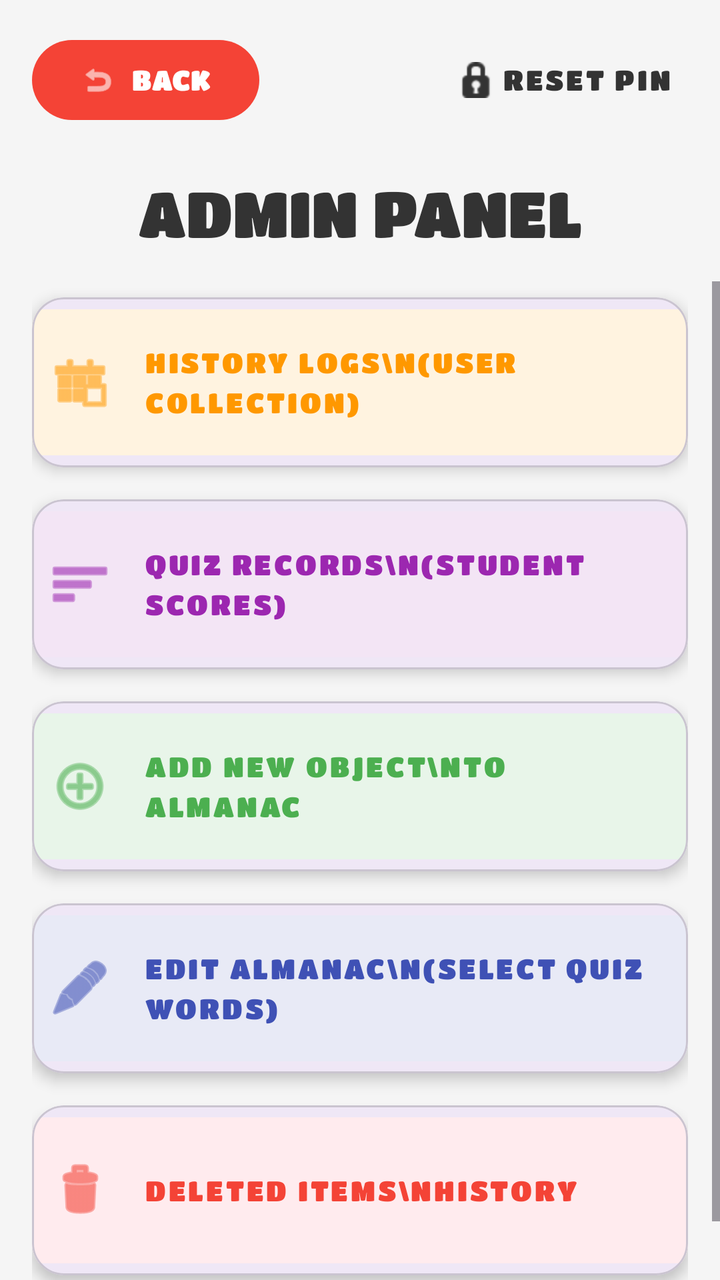
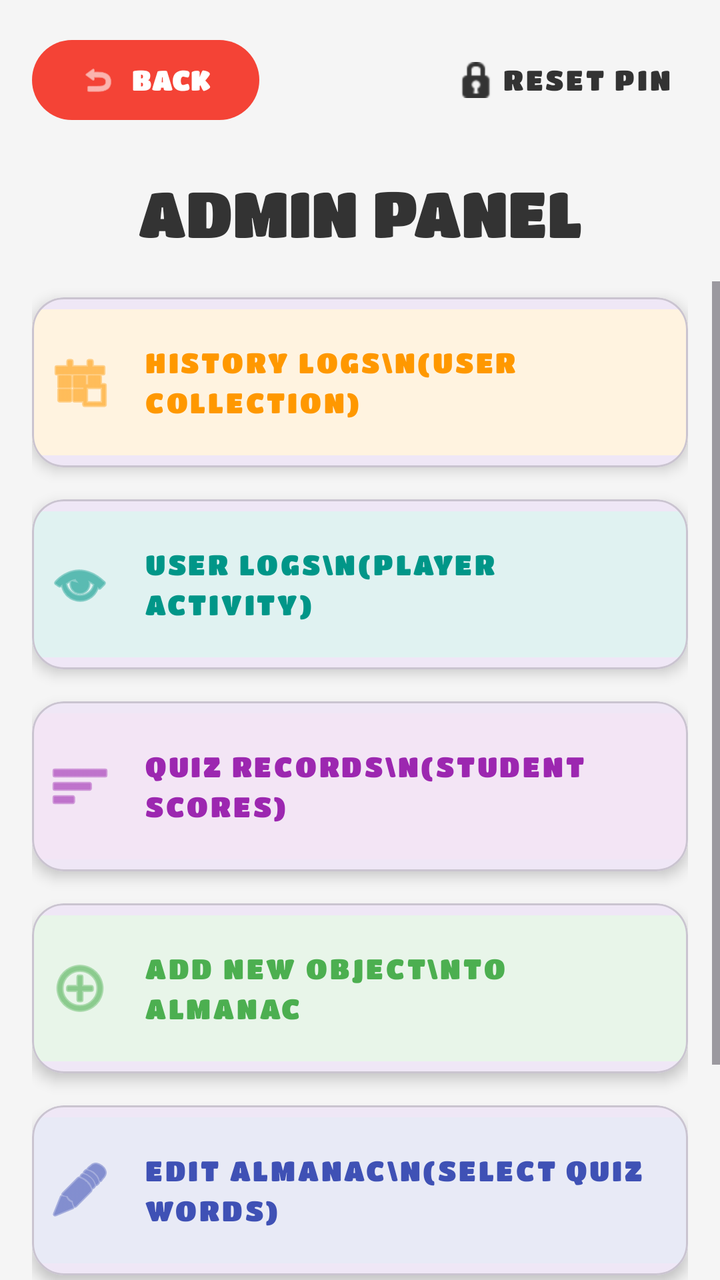

The first picture is an Android layout as it rendered before a commit; the second is the same layout after the commit. The layout source and the unified diff follow.
<!-- AndroidManifest.xml: application theme Theme.LetterLand -->
<!-- res/layout/activity_admin.xml -->
<?xml version="1.0" encoding="utf-8"?>
<androidx.constraintlayout.widget.ConstraintLayout xmlns:android="http://schemas.android.com/apk/res/android"
    xmlns:app="http://schemas.android.com/apk/res-auto"
    android:layout_width="match_parent"
    android:layout_height="match_parent"
    android:background="#F5F5F5"
    android:fitsSystemWindows="true">

    <com.google.android.material.button.MaterialButton
        android:id="@+id/btnAdminBack"
        android:layout_width="wrap_content"
        android:layout_height="wrap_content"
        android:layout_marginStart="16dp"
        android:layout_marginTop="16dp"
        android:fontFamily="@font/kid_font"
        android:text="BACK"
        android:textColor="#FFFFFF"
        app:backgroundTint="#F44336"
        app:cornerRadius="20dp"
        app:icon="@android:drawable/ic_menu_revert"
        app:layout_constraintStart_toStartOf="parent"
        app:layout_constraintTop_toTopOf="parent" />

    <com.google.android.material.button.MaterialButton
        android:id="@+id/btnResetPin"
        style="@style/Widget.MaterialComponents.Button.TextButton"
        android:layout_width="wrap_content"
        android:layout_height="wrap_content"
        android:layout_marginEnd="16dp"
        android:layout_marginTop="16dp"
        android:fontFamily="@font/kid_font"
        android:text="RESET PIN"
        android:textColor="#333333"
        app:icon="@android:drawable/ic_secure"
        app:iconTint="#333333"
        app:layout_constraintEnd_toEndOf="parent"
        app:layout_constraintTop_toTopOf="parent" />

    <TextView
        android:id="@+id/tvAdminTitle"
        android:layout_width="0dp"
        android:layout_height="wrap_content"
        android:layout_margin="24dp"
        android:fontFamily="@font/kid_font"
        android:gravity="center"
        android:includeFontPadding="false"
        android:text="ADMIN PANEL"
        android:textColor="#333333"
        android:textSize="32sp"
        app:autoSizeMaxTextSize="32sp"
        app:autoSizeMinTextSize="18sp"
        app:autoSizeTextType="uniform"
        app:layout_constraintEnd_toEndOf="parent"
        app:layout_constraintStart_toStartOf="parent"
        app:layout_constraintTop_toBottomOf="@id/btnAdminBack" />

    <ScrollView
        android:layout_width="match_parent"
        android:layout_height="0dp"
        android:layout_marginTop="16dp"
        android:clipToPadding="false"
        android:paddingBottom="24dp"
        app:layout_constraintBottom_toBottomOf="parent"
        app:layout_constraintTop_toBottomOf="@id/tvAdminTitle">

        <LinearLayout
            android:layout_width="match_parent"
            android:layout_height="wrap_content"
            android:orientation="vertical"
            android:paddingHorizontal="16dp">

            <com.google.android.material.card.MaterialCardView
                android:layout_width="match_parent"
                android:layout_height="wrap_content"
                android:layout_marginVertical="8dp"
                app:cardCornerRadius="16dp"
                app:cardElevation="4dp">

                <com.google.android.material.button.MaterialButton
                    android:id="@+id/btnAdminUserLogs"
                    style="@style/Widget.MaterialComponents.Button.TextButton"
                    android:layout_width="match_parent"
                    android:layout_height="wrap_content"
                    android:fontFamily="@font/kid_font"
                    android:gravity="start|center_vertical"
                    android:lineSpacingExtra="4dp"
                    android:minHeight="85dp"
                    android:paddingStart="20dp"
                    android:paddingEnd="20dp"
                    android:text="HISTORY LOGS\n(User Collection)"
                    android:textColor="#FF9800"
                    app:backgroundTint="#FFF3E0"
                    app:icon="@android:drawable/ic_menu_today"
                    app:iconGravity="start"
                    app:iconPadding="16dp"
                    app:iconSize="32dp"
                    app:iconTint="#FF9800" />
            </com.google.android.material.card.MaterialCardView>

            <com.google.android.material.card.MaterialCardView
                android:layout_width="match_parent"
                android:layout_height="wrap_content"
                android:layout_marginVertical="8dp"
                app:cardCornerRadius="16dp"
                app:cardElevation="4dp">

                <com.google.android.material.button.MaterialButton
                    android:id="@+id/btnAdminQuizRecord"
                    style="@style/Widget.MaterialComponents.Button.TextButton"
                    android:layout_width="match_parent"
                    android:layout_height="wrap_content"
                    android:fontFamily="@font/kid_font"
                    android:gravity="start|center_vertical"
                    android:lineSpacingExtra="4dp"
                    android:minHeight="85dp"
                    android:paddingStart="20dp"
                    android:paddingEnd="20dp"
                    android:text="QUIZ RECORDS\n(Student Scores)"
                    android:textColor="#9C27B0"
                    app:backgroundTint="#F3E5F5"
                    app:icon="@android:drawable/ic_menu_sort_by_size"
                    app:iconGravity="start"
                    app:iconPadding="16dp"
                    app:iconSize="32dp"
                    app:iconTint="#9C27B0" />
            </com.google.android.material.card.MaterialCardView>

            <com.google.android.material.card.MaterialCardView
                android:layout_width="match_parent"
                android:layout_height="wrap_content"
                android:layout_marginVertical="8dp"
                app:cardCornerRadius="16dp"
                app:cardElevation="4dp">

                <com.google.android.material.button.MaterialButton
                    android:id="@+id/btnAdminAddObject"
                    style="@style/Widget.MaterialComponents.Button.TextButton"
                    android:layout_width="match_parent"
                    android:layout_height="wrap_content"
                    android:fontFamily="@font/kid_font"
                    android:gravity="start|center_vertical"
                    android:lineSpacingExtra="4dp"
                    android:minHeight="85dp"
                    android:paddingStart="20dp"
                    android:paddingEnd="20dp"
                    android:text="ADD NEW OBJECT\nTO ALMANAC"
                    android:textColor="#4CAF50"
                    app:backgroundTint="#E8F5E9"
                    app:icon="@android:drawable/ic_menu_add"
                    app:iconGravity="start"
                    app:iconPadding="16dp"
                    app:iconSize="32dp"
                    app:iconTint="#4CAF50" />
            </com.google.android.material.card.MaterialCardView>

            <com.google.android.material.card.MaterialCardView
                android:layout_width="match_parent"
                android:layout_height="wrap_content"
                android:layout_marginVertical="8dp"
                app:cardCornerRadius="16dp"
                app:cardElevation="4dp">

                <com.google.android.material.button.MaterialButton
                    android:id="@+id/btnAdminEditAlmanac"
                    style="@style/Widget.MaterialComponents.Button.TextButton"
                    android:layout_width="match_parent"
                    android:layout_height="wrap_content"
                    android:fontFamily="@font/kid_font"
                    android:gravity="start|center_vertical"
                    android:lineSpacingExtra="4dp"
                    android:minHeight="85dp"
                    android:paddingStart="20dp"
                    android:paddingEnd="20dp"
                    android:text="EDIT ALMANAC\n(Select Quiz Words)"
                    android:textColor="#3F51B5"
                    app:backgroundTint="#E8EAF6"
                    app:icon="@android:drawable/ic_menu_edit"
                    app:iconGravity="start"
                    app:iconPadding="16dp"
                    app:iconSize="32dp"
                    app:iconTint="#3F51B5" />
            </com.google.android.material.card.MaterialCardView>

            <com.google.android.material.card.MaterialCardView
                android:layout_width="match_parent"
                android:layout_height="wrap_content"
                android:layout_marginVertical="8dp"
                app:cardCornerRadius="16dp"
                app:cardElevation="4dp">

                <com.google.android.material.button.MaterialButton
                    android:id="@+id/btnAdminDeletedLogs"
                    style="@style/Widget.MaterialComponents.Button.TextButton"
                    android:layout_width="match_parent"
                    android:layout_height="wrap_content"
                    android:fontFamily="@font/kid_font"
                    android:gravity="start|center_vertical"
                    android:lineSpacingExtra="4dp"
                    android:minHeight="85dp"
                    android:paddingStart="20dp"
                    android:paddingEnd="20dp"
                    android:text="DELETED ITEMS\nHISTORY"
                    android:textColor="#F44336"
                    app:backgroundTint="#FFEBEE"
                    app:icon="@android:drawable/ic_menu_delete"
                    app:iconGravity="start"
                    app:iconPadding="16dp"
                    app:iconSize="32dp"
                    app:iconTint="#F44336" />
            </com.google.android.material.card.MaterialCardView>

        </LinearLayout>
    </ScrollView>
</androidx.constraintlayout.widget.ConstraintLayout>
<!-- resources referenced by this layout -->
<resources>
  <style name="Theme.LetterLand" parent="Base.Theme.LetterLand" />
  <style name="Base.Theme.LetterLand" parent="Theme.Material3.DayNight.NoActionBar">
      </style>
</resources>

<!-- the commit's change to res/layout/activity_admin.xml (unified diff, before → after) -->
@@ -105,6 +105,34 @@
                 app:cardElevation="4dp">
 
                 <com.google.android.material.button.MaterialButton
+                    android:id="@+id/btnAdminPlayerLogs"
+                    style="@style/Widget.MaterialComponents.Button.TextButton"
+                    android:layout_width="match_parent"
+                    android:layout_height="wrap_content"
+                    android:fontFamily="@font/kid_font"
+                    android:gravity="start|center_vertical"
+                    android:lineSpacingExtra="4dp"
+                    android:minHeight="85dp"
+                    android:paddingStart="20dp"
+                    android:paddingEnd="20dp"
+                    android:text="USER LOGS\n(Player Activity)"
+                    android:textColor="#009688"
+                    app:backgroundTint="#E0F2F1"
+                    app:icon="@android:drawable/ic_menu_view"
+                    app:iconGravity="start"
+                    app:iconPadding="16dp"
+                    app:iconSize="32dp"
+                    app:iconTint="#009688" />
+            </com.google.android.material.card.MaterialCardView>
+
+            <com.google.android.material.card.MaterialCardView
+                android:layout_width="match_parent"
+                android:layout_height="wrap_content"
+                android:layout_marginVertical="8dp"
+                app:cardCornerRadius="16dp"
+                app:cardElevation="4dp">
+
+                <com.google.android.material.button.MaterialButton
                     android:id="@+id/btnAdminQuizRecord"
                     style="@style/Widget.MaterialComponents.Button.TextButton"
                     android:layout_width="match_parent"
